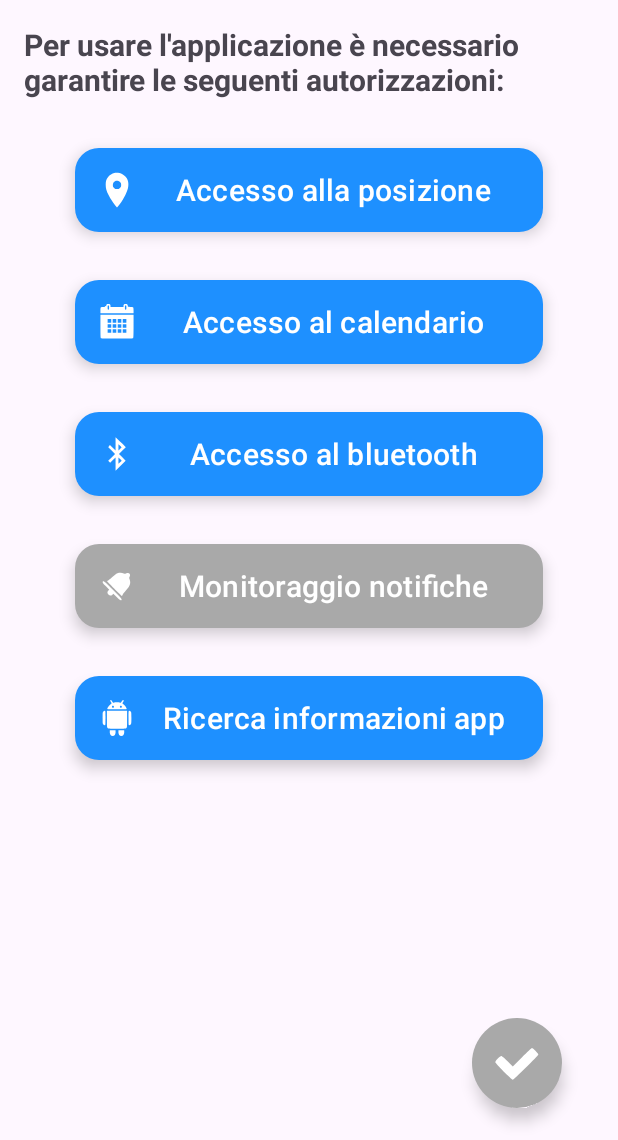
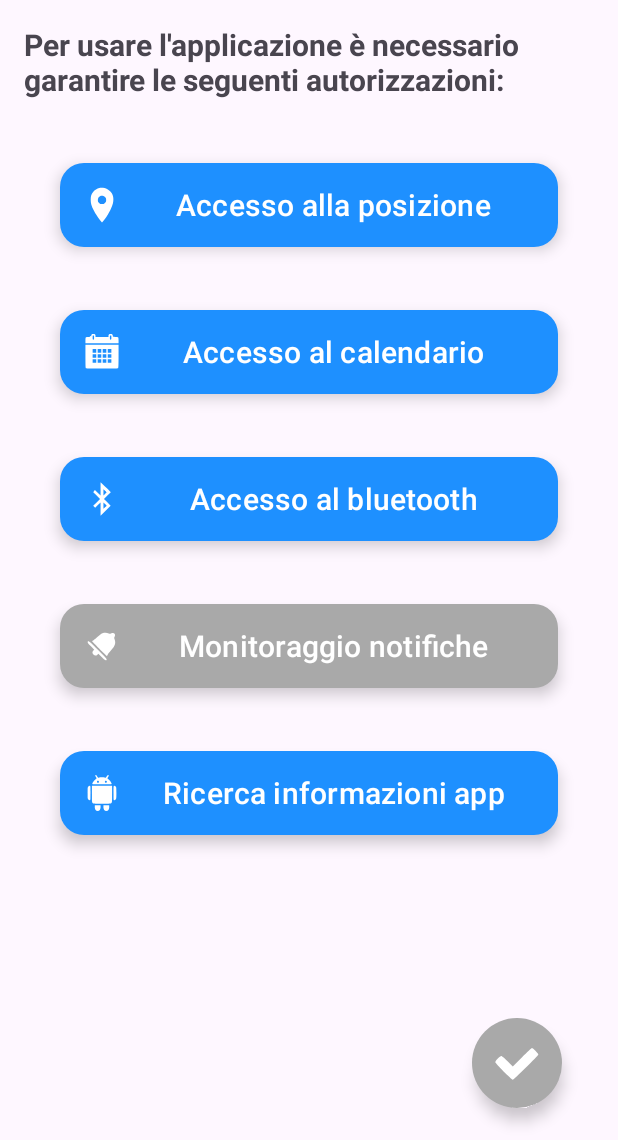
Before and after one commit to AleDeGregorio/PrivacyManager, an Android app: the screen it shows after launch (AskPermissionsActivity), on a phone screen of 412 x 824 dp, the part 96-1236 px from its top. Run offline under Robolectric (Android 15) with nearby library versions, the phone set to English and light mode, and no system bars.

Commit message:
fix: small problem in layout

```diff
--- a/app/src/main/res/values/dimension.xml
+++ b/app/src/main/res/values/dimension.xml
@@ -8,6 +8,6 @@
     <dimen name="text_box_add_time_slot">18sp</dimen>
     <dimen name="saved_rule_card">185dp</dimen>
     <dimen name="permission_width">305dp</dimen>
-    <dimen name="permission_margin_start">50dp</dimen>
-    <dimen name="permission_margin_top">32dp</dimen>
+    <dimen name="permission_margin_start">40dp</dimen>
+    <dimen name="permission_margin_top">42dp</dimen>
 </resources>
```
